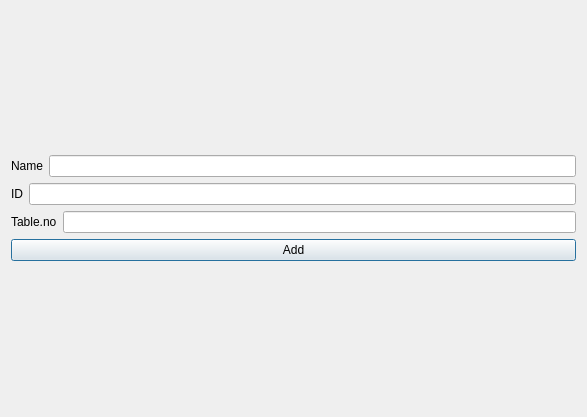
Ridwan230/Restaurant-Management-System, file Ifrad/add_waiter.ui: the form before one commit.
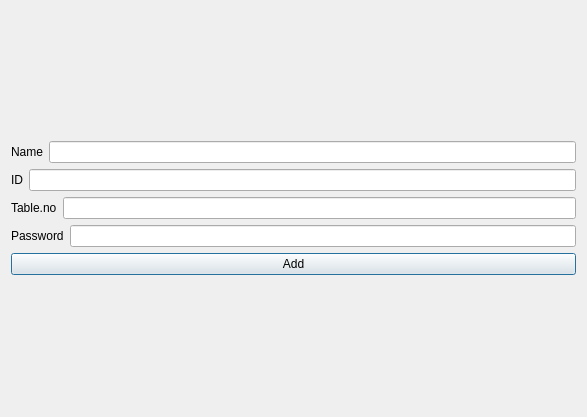
The form after the commit.

What changed in the file:
```diff
--- a/Ifrad/add_waiter.ui
+++ b/Ifrad/add_waiter.ui
@@ -58,6 +58,20 @@
        </item>
       </layout>
      </item>
+     <item>
+      <layout class="QHBoxLayout" name="horizontalLayout_4">
+       <item>
+        <widget class="QLabel" name="label_4">
+         <property name="text">
+          <string>Password</string>
+         </property>
+        </widget>
+       </item>
+       <item>
+        <widget class="QLineEdit" name="waiter_password"/>
+       </item>
+      </layout>
+     </item>
      <item>
       <widget class="QPushButton" name="add_pushButton">
        <property name="text">
```
